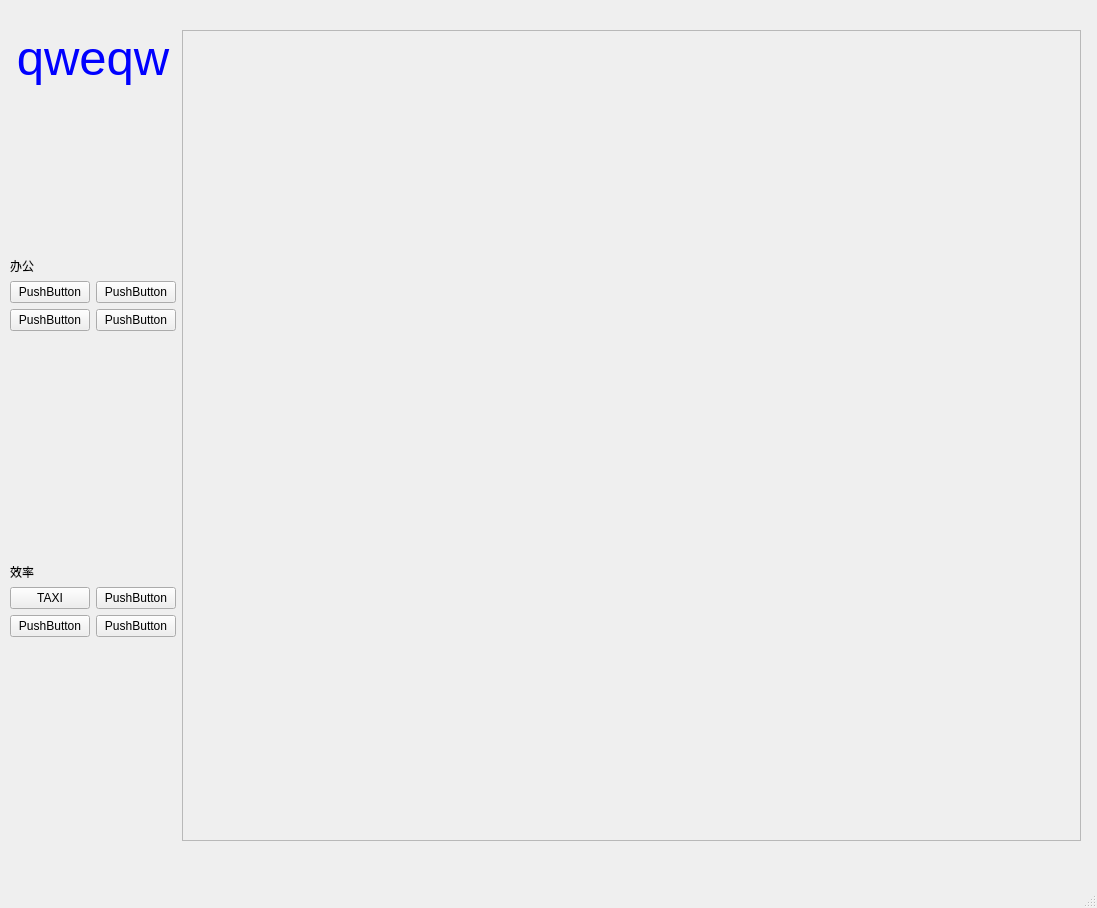
MmMmMqianq/OmronOfficeSystem, file PythonProjects/OmronOfficeSystem/Ui.ui: the form before one commit.
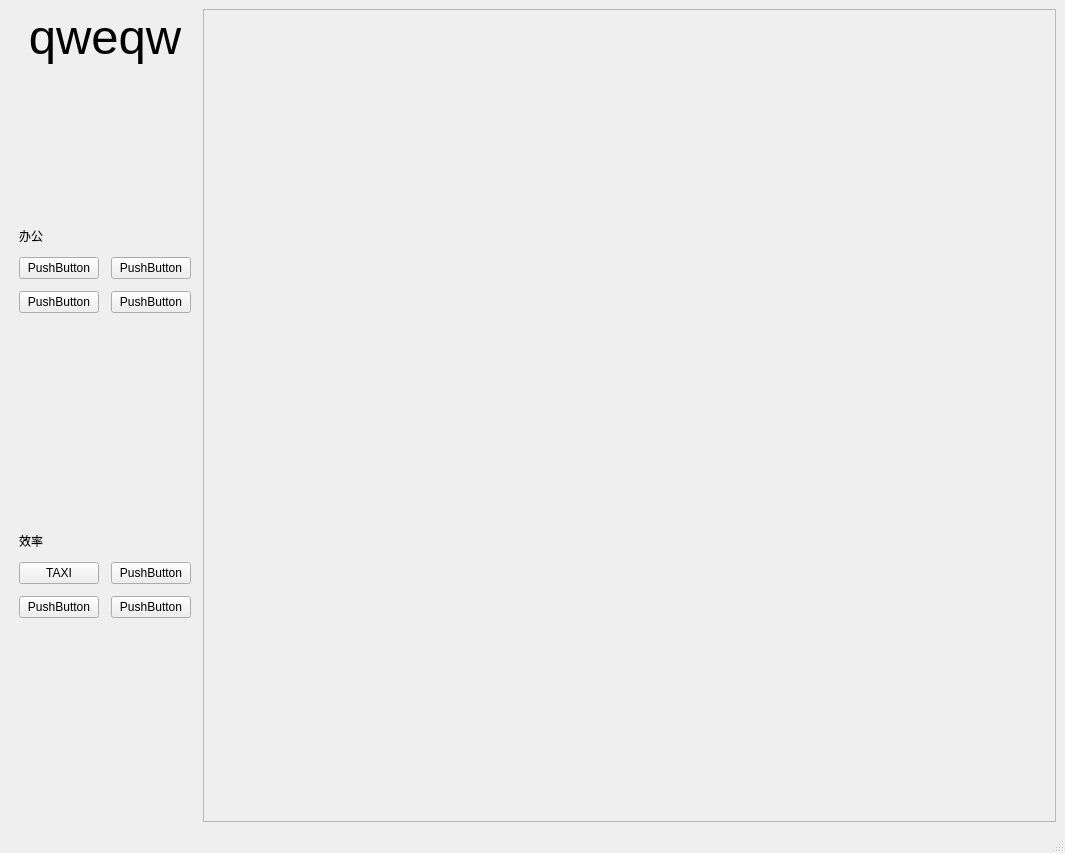
The form after the commit.

Patch:
```diff
--- a/PythonProjects/OmronOfficeSystem/Ui.ui
+++ b/PythonProjects/OmronOfficeSystem/Ui.ui
@@ -6,26 +6,37 @@
    <rect>
     <x>0</x>
     <y>0</y>
-    <width>1097</width>
-    <height>908</height>
+    <width>1065</width>
+    <height>853</height>
    </rect>
   </property>
+  <property name="minimumSize">
+   <size>
+    <width>1065</width>
+    <height>853</height>
+   </size>
+  </property>
   <property name="windowTitle">
    <string>MainWindow</string>
   </property>
   <widget class="QWidget" name="centralwidget">
-   <widget class="QWidget" name="layoutWidget">
-    <property name="geometry">
-     <rect>
-      <x>10</x>
-      <y>30</y>
-      <width>1071</width>
-      <height>811</height>
-     </rect>
-    </property>
-    <layout class="QHBoxLayout" name="horizontalLayout" stretch="0,0">
+   <property name="cursor">
+    <cursorShape>ArrowCursor</cursorShape>
+   </property>
+   <property name="layoutDirection">
+    <enum>Qt::LeftToRight</enum>
+   </property>
+   <layout class="QVBoxLayout" name="verticalLayout_2">
+    <item>
+     <layout class="QHBoxLayout" name="horizontalLayout">
      <property name="spacing">
-      <number>-1</number>
+       <number>12</number>
+      </property>
+      <property name="leftMargin">
+       <number>0</number>
+      </property>
+      <property name="topMargin">
+       <number>0</number>
      </property>
      <item>
       <layout class="QVBoxLayout" name="verticalLayout" stretch="0,3,0,4,0,0">
@@ -35,8 +46,11 @@
        <property name="sizeConstraint">
         <enum>QLayout::SetNoConstraint</enum>
        </property>
+        <property name="leftMargin">
+         <number>10</number>
+        </property>
        <item>
-        <widget class="QLabel" name="omron">
+         <widget class="QLabel" name="omronLabel">
          <property name="sizePolicy">
           <sizepolicy hsizetype="Preferred" vsizetype="Preferred">
            <horstretch>0</horstretch>
@@ -48,6 +62,9 @@
            <pointsize>37</pointsize>
           </font>
          </property>
+          <property name="toolTip">
+           <string>点击打开OMRON官网</string>
+          </property>
          <property name="styleSheet">
           <string notr="true">QLabel#omron{
 	color:blue;
@@ -62,7 +79,7 @@
         </widget>
        </item>
        <item>
-        <widget class="QLabel" name="label">
+         <widget class="QLabel" name="workLabel">
          <property name="sizePolicy">
           <sizepolicy hsizetype="Preferred" vsizetype="Preferred">
            <horstretch>0</horstretch>
@@ -75,6 +92,12 @@
          <property name="alignment">
           <set>Qt::AlignBottom|Qt::AlignLeading|Qt::AlignLeft</set>
          </property>
+          <property name="margin">
+           <number>0</number>
+          </property>
+          <property name="indent">
+           <number>-1</number>
+          </property>
         </widget>
        </item>
        <item>
@@ -119,7 +142,7 @@
         </layout>
        </item>
        <item>
-        <widget class="QLabel" name="label_2">
+         <widget class="QLabel" name="efficiencyLabel">
          <property name="sizePolicy">
           <sizepolicy hsizetype="Preferred" vsizetype="Preferred">
            <horstretch>0</horstretch>
@@ -137,7 +160,10 @@
        <item>
         <layout class="QGridLayout" name="gridLayout_2">
          <item row="0" column="0">
-          <widget class="QPushButton" name="pushButton_6">
+           <widget class="QPushButton" name="taxiButton">
+            <property name="cursor">
+             <cursorShape>PointingHandCursor</cursorShape>
+            </property>
            <property name="text">
             <string>TAXI</string>
            </property>
@@ -192,23 +218,56 @@
          <verstretch>0</verstretch>
         </sizepolicy>
        </property>
+        <property name="minimumSize">
+         <size>
+          <width>800</width>
+          <height>800</height>
+         </size>
+        </property>
+        <property name="baseSize">
+         <size>
+          <width>0</width>
+          <height>0</height>
+         </size>
+        </property>
        <property name="font">
         <font>
          <pointsize>13</pointsize>
         </font>
        </property>
+        <property name="mouseTracking">
+         <bool>false</bool>
+        </property>
+        <property name="tabletTracking">
+         <bool>false</bool>
+        </property>
        <property name="frameShape">
         <enum>QFrame::StyledPanel</enum>
        </property>
-       <property name="currentIndex">
+        <property name="frameShadow">
+         <enum>QFrame::Plain</enum>
+        </property>
+        <property name="lineWidth">
         <number>1</number>
        </property>
-       <widget class="QWidget" name="page"/>
-       <widget class="QWidget" name="page_2"/>
-      </widget>
-     </item>
-    </layout>
-   </widget>
+        <property name="currentIndex">
+         <number>0</number>
+        </property>
+        <widget class="QWidget" name="taxiPage">
+         <property name="autoFillBackground">
+          <bool>false</bool>
+         </property>
+        </widget>
+        <widget class="QWidget" name="page_2">
+         <property name="enabled">
+          <bool>true</bool>
+         </property>
+        </widget>
+       </widget>
+      </item>
+     </layout>
+    </item>
+   </layout>
   </widget>
   <widget class="QStatusBar" name="statusbar"/>
  </widget>
```
Lines whose indentation alone changed are shown as unchanged.
